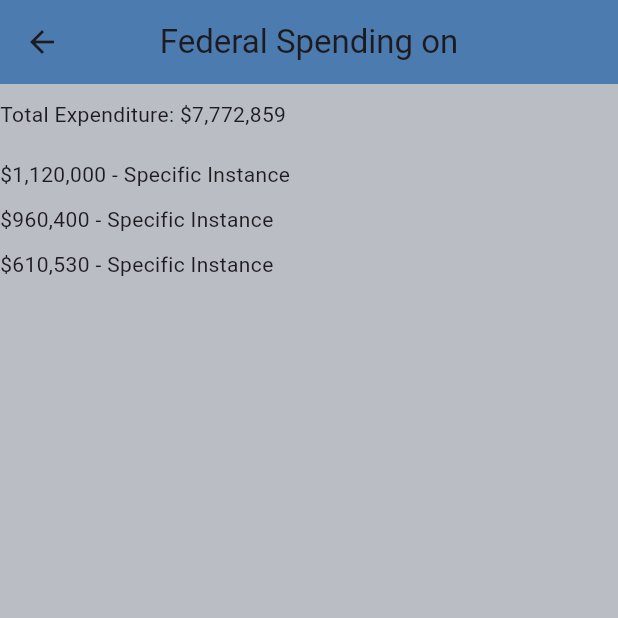
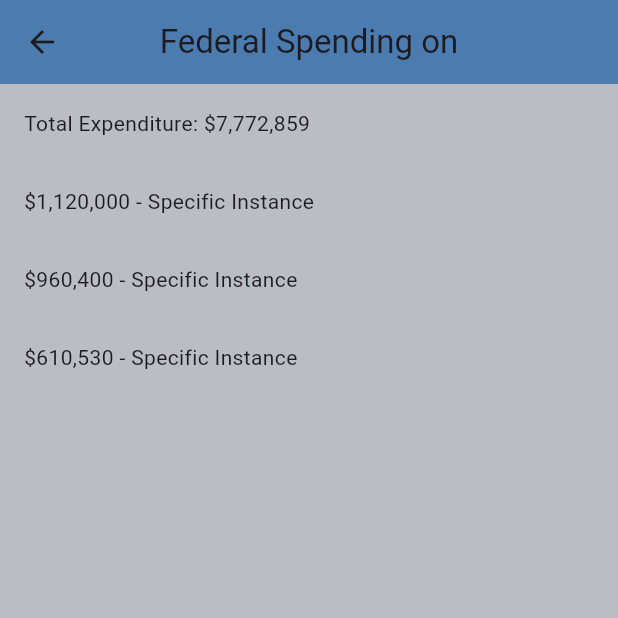
Before and after one commit to dylcarinc/Final-Project, a Flutter app: the Detailspage screen opened directly, on a phone screen of 412 x 824 dp, the top half of it. Run offline on Flutter 3.47's test engine with Material 3 defaults, Android fonts, the phone set to English and light mode, and no system bars; our stand-ins replace pie_chart.

Commit message:
added padding to info page

```diff
--- a/school_audit_navigator/lib/DetailsPage.dart
+++ b/school_audit_navigator/lib/DetailsPage.dart
@@ -21,14 +21,23 @@ class _DetailsPageState extends State<Detailspage> {
       body: const Column(
         crossAxisAlignment: CrossAxisAlignment.start,
         children: [
-          SizedBox(height: 10.0,),
-          Text("Total Expenditure: \$7,772,859"),
-          SizedBox(height: 20.0,),
-          Text("\$1,120,000 - Specific Instance"),
-          SizedBox(height: 10.0,),
-          Text("\$960,400 - Specific Instance"),
-          SizedBox(height: 10.0,),
-          Text("\$610,530 - Specific Instance")
+          // SizedBox(height: 10.0,),
+          Padding(
+                padding: EdgeInsets.all(16.0),
+                child: Text("Total Expenditure: \$7,772,859"),
+              ),
+          Padding(
+                padding: EdgeInsets.all(16.0),
+                child: Text("\$1,120,000 - Specific Instance"),
+              ),
+          Padding(
+                padding: EdgeInsets.all(16.0),
+                child: Text("\$960,400 - Specific Instance"),
+              ),
+          Padding(
+                padding: EdgeInsets.all(16.0),
+                child: Text("\$610,530 - Specific Instance")
+              ),
         ])
   );
   }
```
